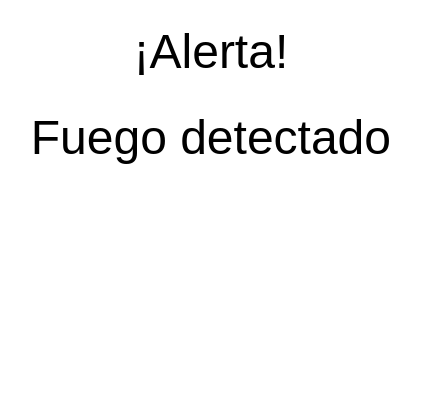
Old version of the form GUI/CUERPO/DISENO/SISTEMA_CONTROL/alertadorFuego_dise.ui in the repository ronihdzz/IoT_domotica.
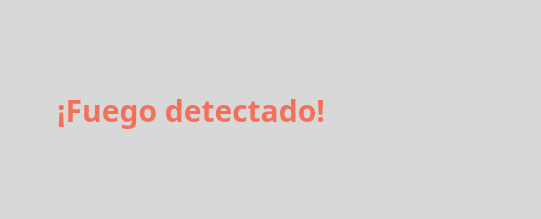
New version of the form. Icons and pictures are not drawn.

Commit message: En esta modificacion empece a comentar algunas partes de mi codigo y al mismo tiempo aproveche para cambiar el diseño de mi programa a un mas inovador, dicho cambio requirio modificar varias secciones del programa por ejemplo todas las widgets del 'SISTEMA DE CONTROL' las modifique asi como remplace muchas imagenes, todo con la finalidad de mejorar el diseño de mi proyecto

The edit to the form file:
```diff
--- a/GUI/CUERPO/DISENO/SISTEMA_CONTROL/alertadorFuego_dise.ui
+++ b/GUI/CUERPO/DISENO/SISTEMA_CONTROL/alertadorFuego_dise.ui
@@ -9,8 +9,8 @@
    <rect>
     <x>0</x>
     <y>0</y>
-    <width>418</width>
-    <height>392</height>
+    <width>537</width>
+    <height>215</height>
    </rect>
   </property>
   <property name="mouseTracking">
@@ -33,7 +33,7 @@
    <bool>false</bool>
   </property>
   <property name="styleSheet">
-   <string notr="true">background-color: rgb(255, 255, 255);
+   <string notr="true">background-color: #d8d8d8;
 </string>
   </property>
   <property name="windowFilePath">
@@ -48,61 +48,49 @@
   <property name="modal">
    <bool>true</bool>
   </property>
-  <layout class="QVBoxLayout" name="verticalLayout">
-   <item>
-    <widget class="QLabel" name="label_2">
-     <property name="minimumSize">
-      <size>
-       <width>330</width>
-       <height>80</height>
-      </size>
-     </property>
-     <property name="font">
-      <font>
-       <pointsize>36</pointsize>
-      </font>
-     </property>
-     <property name="text">
-      <string>¡Alerta!</string>
-     </property>
-     <property name="alignment">
-      <set>Qt::AlignCenter</set>
-     </property>
-    </widget>
-   </item>
-   <item>
-    <widget class="QLabel" name="label_3">
-     <property name="minimumSize">
-      <size>
-       <width>400</width>
-       <height>80</height>
-      </size>
-     </property>
-     <property name="font">
-      <font>
-       <pointsize>36</pointsize>
-      </font>
-     </property>
-     <property name="text">
-      <string>Fuego detectado</string>
-     </property>
-     <property name="alignment">
-      <set>Qt::AlignCenter</set>
-     </property>
-    </widget>
-   </item>
+  <layout class="QHBoxLayout" name="horizontalLayout_2">
    <item>
     <layout class="QHBoxLayout" name="horizontalLayout">
+     <property name="leftMargin">
+      <number>30</number>
+     </property>
+     <property name="topMargin">
+      <number>30</number>
+     </property>
+     <property name="rightMargin">
+      <number>30</number>
+     </property>
+     <property name="bottomMargin">
+      <number>30</number>
+     </property>
      <item>
-      <widget class="QLabel" name="label_4">
+      <widget class="QLabel" name="label_3">
        <property name="minimumSize">
         <size>
-         <width>10</width>
-         <height>0</height>
+         <width>300</width>
+         <height>70</height>
         </size>
        </property>
+       <property name="font">
+        <font>
+         <family>TamilSangamMN</family>
+         <pointsize>-1</pointsize>
+         <weight>75</weight>
+         <bold>true</bold>
+        </font>
+       </property>
+       <property name="styleSheet">
+        <string notr="true">  opacity: 0.99;
+  font-family: TamilSangamMN;
+  font-size: 30px;
+  font-weight: bold;
+  color: #f3705a;</string>
+       </property>
        <property name="text">
-        <string/>
+        <string>¡Fuego detectado!</string>
+       </property>
+       <property name="alignment">
+        <set>Qt::AlignCenter</set>
        </property>
       </widget>
      </item>
@@ -110,8 +98,8 @@
       <widget class="QLabel" name="label">
        <property name="minimumSize">
         <size>
-         <width>200</width>
-         <height>200</height>
+         <width>137</width>
+         <height>137</height>
         </size>
        </property>
        <property name="maximumSize">
```
Left out of the diff: 2 changed lines with no effect on the pictures. The commit also changes 86 other files.
